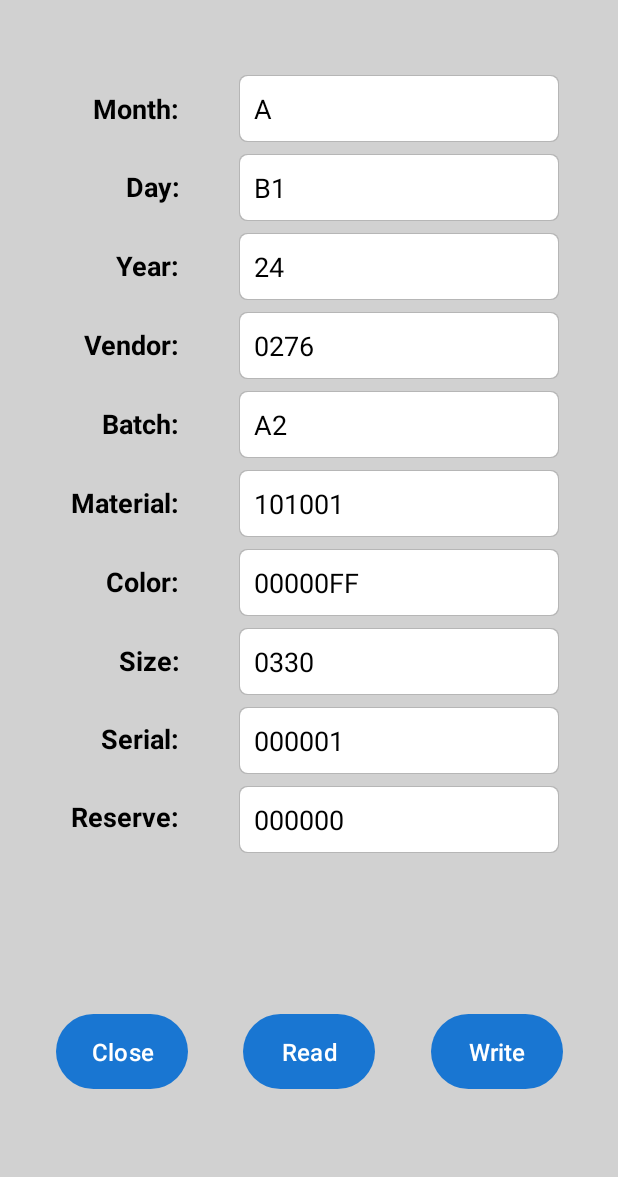
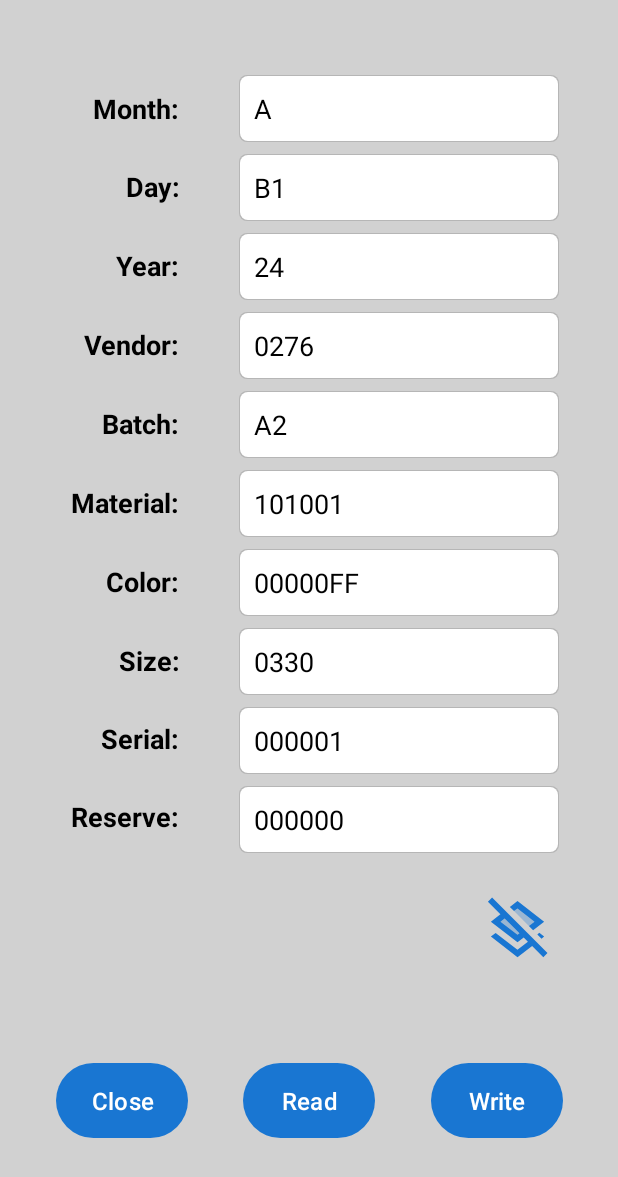
Before and after one commit to Xander93/K2-RFID, an Android app: the layout manual_dialog.xml on its own in the app's theme, with its tools: preview values and no code run, on a phone screen of 412 x 824 dp. Shown: the top 1177 px of the screen. Run offline under Robolectric (Android 15) with nearby library versions, the phone set to English and light mode, and no system bars.

Commit message:
add tag format function
erase tag data and restore default keys

```diff
--- /dev/null
+++ b/Android/SpoolID/app/src/main/res/drawable/twotone_layers_clear_24.xml
@@ -0,0 +1,15 @@
+<vector xmlns:android="http://schemas.android.com/apk/res/android"
+    android:width="24dp"
+    android:height="24dp"
+    android:viewportWidth="24"
+    android:viewportHeight="24"
+    android:tint="?attr/colorControlNormal">
+  <path
+      android:fillColor="@android:color/white"
+      android:pathData="M12,13.47l0.67,-0.53 -5.02,-5.02L6.26,9zM12,4.53l-1.17,0.91 5.02,5.03L17.74,9z"
+      android:strokeAlpha="0.3"
+      android:fillAlpha="0.3"/>
+  <path
+      android:fillColor="@android:color/white"
+      android:pathData="M12,4.53L17.74,9l-1.89,1.47 1.43,1.42L21,9l-9,-7 -2.59,2.02 1.42,1.42zM21,14.07l-1.63,-1.27 -0.67,0.52 1.43,1.43zM3.41,0.86L2,2.27l4.22,4.22L3,9l9,7 2.1,-1.63 1.42,1.42 -3.53,2.75 -7.37,-5.73L3,14.07l9,7 4.95,-3.85L20.73,21l1.41,-1.41L3.41,0.86zM12,13.47L6.26,9l1.39,-1.08 5.02,5.02 -0.67,0.53z"/>
+</vector>
--- a/Android/SpoolID/app/src/main/res/layout/manual_dialog.xml
+++ b/Android/SpoolID/app/src/main/res/layout/manual_dialog.xml
@@ -23,11 +23,24 @@
             android:layout_marginBottom="0dp"
             android:orientation="vertical">
 
+
+            <ImageView
+                android:id="@+id/btnfmt"
+                android:layout_width="55dp"
+                android:layout_height="47dp"
+                android:layout_marginTop="28dp"
+                android:contentDescription="@string/open_custom_tag_editor"
+                app:layout_constraintEnd_toEndOf="@+id/txtreserve"
+                app:layout_constraintTop_toBottomOf="@+id/txtreserve"
+                app:srcCompat="@drawable/twotone_layers_clear_24"
+                app:tint="#1976D2" />
+
+
             <Button
                 android:id="@+id/btnread"
                 android:layout_width="wrap_content"
                 android:layout_height="wrap_content"
-                android:layout_marginTop="60dp"
+                android:layout_marginTop="50dp"
                 android:layout_marginBottom="51dp"
                 android:padding="14dp"
                 android:text="@string/read"
@@ -35,13 +48,13 @@
                 app:layout_constraintBottom_toBottomOf="parent"
                 app:layout_constraintEnd_toStartOf="@+id/btnwrite"
                 app:layout_constraintStart_toEndOf="@+id/btncls"
-                app:layout_constraintTop_toBottomOf="@+id/txtreserve" />
+                app:layout_constraintTop_toBottomOf="@+id/btnfmt" />
 
             <Button
                 android:id="@+id/btnwrite"
                 android:layout_width="wrap_content"
                 android:layout_height="wrap_content"
-                android:layout_marginTop="60dp"
+                android:layout_marginTop="50dp"
                 android:layout_marginBottom="51dp"
                 android:padding="14dp"
                 android:text="@string/write"
@@ -49,13 +62,13 @@
                 app:layout_constraintBottom_toBottomOf="parent"
                 app:layout_constraintEnd_toEndOf="parent"
                 app:layout_constraintStart_toEndOf="@+id/btnread"
-                app:layout_constraintTop_toBottomOf="@+id/txtreserve" />
+                app:layout_constraintTop_toBottomOf="@+id/btnfmt" />
 
             <Button
                 android:id="@+id/btncls"
                 android:layout_width="wrap_content"
                 android:layout_height="wrap_content"
-                android:layout_marginTop="60dp"
+                android:layout_marginTop="50dp"
                 android:layout_marginBottom="51dp"
                 android:padding="14dp"
                 android:text="@string/close"
@@ -63,7 +76,7 @@
                 app:layout_constraintBottom_toBottomOf="parent"
                 app:layout_constraintEnd_toStartOf="@+id/btnread"
                 app:layout_constraintStart_toStartOf="parent"
-                app:layout_constraintTop_toBottomOf="@+id/txtreserve" />
+                app:layout_constraintTop_toBottomOf="@+id/btnfmt" />
 
             <EditText
                 android:id="@+id/txtmonth"
--- a/Android/SpoolID/app/src/main/res/values/strings.xml
+++ b/Android/SpoolID/app/src/main/res/values/strings.xml
@@ -36,4 +36,7 @@
     <string name="custom_tag_data">Custom Tag Data</string>
     <string name="incorrect_tag_data_length">Incorrect tag data length</string>
     <string name="open_custom_tag_editor">Open Custom Tag Editor</string>
+    <string name="tag_formatted">Tag formatted</string>
+    <string name="error_formatting_tag">Error formatting tag</string>
+    <string name="failed_to_encrypt_data">Failed to encrypt data</string>
 </resources>
```
Also changed, not shown: Android/SpoolID/app/src/main/java/dngsoftware/spoolid/MainActivity.java (+73 -8 lines).
